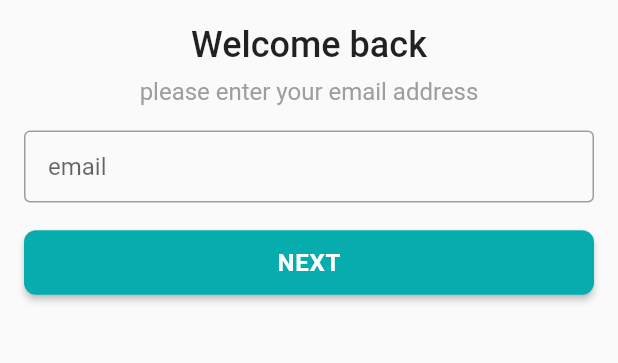
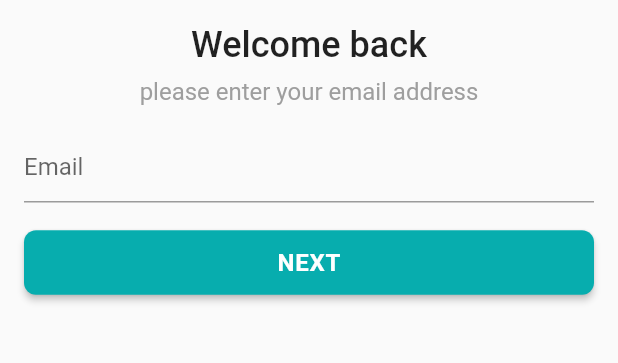
Before and after one commit to ela60/Android-Application-for-my-Exam, a Flutter app: the EmailVerificationScreen screen opened directly, on a phone screen of 412 x 824 dp, the part 375-738 px from its top. Run offline on Flutter 3.47's test engine with Material 2 defaults, Android fonts, the phone set to English and light mode, and no system bars; our stand-ins replace carousel_slider, flutter_svg, get, pin_code_fields.

Commit message:
Project1

```diff
--- a/lib/data/models/network_response.dart
+++ b/lib/data/models/network_response.dart
@@ -2,7 +2,7 @@
 class NetWorkResponse{
   final bool isSuccess;
   final int statusCode;
-  final Map<String,dynamic> responseJson;
+  final Map<String,dynamic>? responseJson;
 
   NetWorkResponse(this.isSuccess, this.statusCode, this.responseJson);
 }
--- a/lib/presentation/ui/screens/auth/email_verification_screen.dart
+++ b/lib/presentation/ui/screens/auth/email_verification_screen.dart
@@ -1,8 +1,5 @@
 import 'package:get/route_manager.dart';
-import 'package:project1/presentation/ui/utility/image_assets.dart';
 import 'package:flutter/material.dart';
-import 'package:flutter_svg/flutter_svg.dart';
-
 import 'otp_verification_screen.dart';
 
 class EmailVerificationScreen extends StatefulWidget {
@@ -14,12 +11,16 @@ class EmailVerificationScreen extends StatefulWidget {
 }
 
 class _EmailVerificationScreenState extends State<EmailVerificationScreen> {
+  final TextEditingController _emailTEController= TextEditingController();
+  GlobalKey<FormState> _formKey= GlobalKey<FormState>();
   @override
   Widget build(BuildContext context) {
     return Scaffold(
       body: SafeArea(
         child: Padding(
           padding: const EdgeInsets.all(16.0),
+          child: Form(
+            key: _formKey,
             child: Column(
               children: [
                 const SizedBox(
@@ -52,16 +53,19 @@ class _EmailVerificationScreenState extends State<EmailVerificationScreen> {
                   height: 16,
                 ),
                 TextField(
-                decoration: InputDecoration(
-                  hintText: 'email',
-                  contentPadding: EdgeInsets.symmetric(horizontal: 16),
-                  border: OutlineInputBorder(
-                      borderSide: BorderSide(color: Colors.grey)),
-                  enabledBorder: OutlineInputBorder(
-                      borderSide: BorderSide(color: Colors.grey)),
-                  disabledBorder: OutlineInputBorder(
-                      borderSide: BorderSide(color: Colors.grey)),
+                  controller: _emailTEController,
+                  decoration: const InputDecoration(
+                    hintText: 'Email'
                   ),
+                    validator: (String? text){
+                    if(text?.isEmpty ?? true){
+                      return 'Enter your email address';
+                    } else if(text!.isEmpty == false){
+                      //REGEX (Email validator)
+                      return 'Enter a valid email address';
+                    }
+                    return null;
+                   },
                 ),
                 const SizedBox(
                   height: 16,
@@ -71,7 +75,11 @@ class _EmailVerificationScreenState extends State<EmailVerificationScreen> {
                   child: ElevatedButton(
                     style: ElevatedButton.styleFrom(),
                     onPressed: () {
+                      //(!=Four sun rap)
+                      if(_formKey.currentState!.validate()){
                         Get.to(const OTPVerificationScreen());
+                      }
+
                     },
                     child: const Text('NEXT'),
                   ),
@@ -80,6 +88,7 @@ class _EmailVerificationScreenState extends State<EmailVerificationScreen> {
             ),
           ),
         ),
+      ),
     );
   }
 }
--- a/lib/presentation/ui/screens/splash_screen.dart
+++ b/lib/presentation/ui/screens/splash_screen.dart
@@ -23,7 +23,7 @@ class _SplashScreenState extends State<SplashScreen> {
 
   void goToNextScreen() {
     Future.delayed(const Duration(seconds: 2)).then((value) {
-      Get.offAll(const MainBottomNavScreen());
+      Get.offAll(const EmailVerificationScreen());
     });
   }
 
```
Lines whose indentation alone changed are shown as unchanged.
